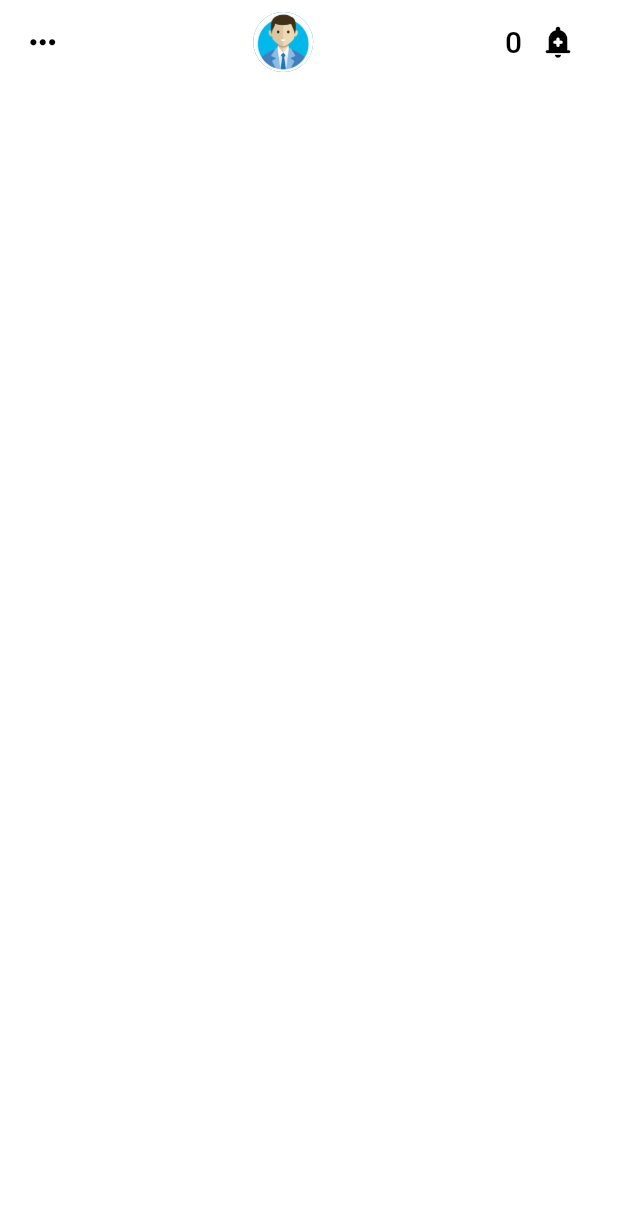
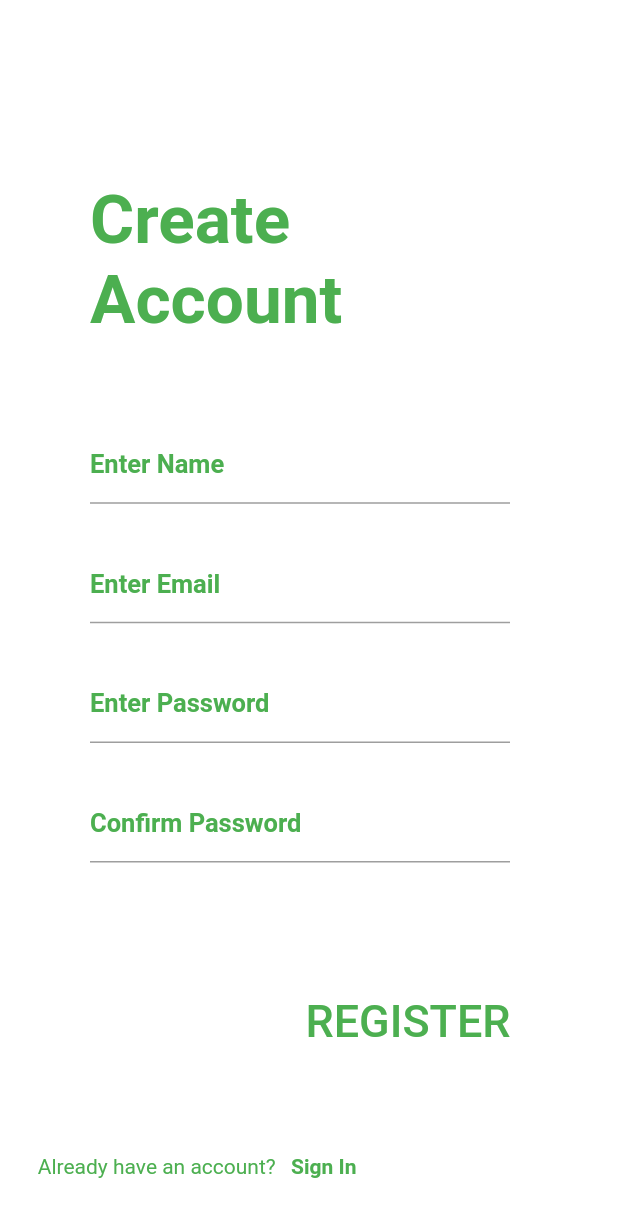
Before and after one commit to Pikeras72/Core_Fridge, a Flutter app: the screen it shows after launch, on a phone screen of 412 x 824 dp. Shown: the top 1217 px of the screen. Run offline on Flutter 3.47's test engine with Material 2 defaults, Android fonts, the light colour scheme and no system bars.

Commit message:
register screen layout completed and login screen created

```diff
--- a/lib/Screens/Home/home_screen.dart
+++ b/lib/Screens/Home/home_screen.dart
@@ -1,6 +1,6 @@
 import 'package:flutter/material.dart';
 
-//Como centrar realmente el AppBar cambiando el tamaño de la campana
+//Como centrar realmente el AppBar
 class HomeScreen extends StatelessWidget{
   const HomeScreen([Key? key]) : super(key: key);
   @override
--- /dev/null
+++ b/lib/Screens/Register/Components/register_screen.dart
@@ -0,0 +1,75 @@
+import 'dart:ui';
+
+import 'package:flutter/material.dart';
+
+class Register extends StatelessWidget{
+  const Register([Key? key]) : super(key: key);
+  @override
+  Widget build(BuildContext context){
+    return Scaffold(
+      backgroundColor: Colors.white,
+      body: Column(
+        crossAxisAlignment: CrossAxisAlignment.start,
+          children: [
+            const SizedBox(height: 120),
+            Container(
+                margin: EdgeInsets.only(left: 60),
+                child: Text("Create\nAccount", style: TextStyle(fontWeight: FontWeight.bold, color: Colors.green,fontSize: 45), maxLines: 2,)
+            ),
+            const SizedBox(height: 60),
+            Container(
+                margin: EdgeInsets.only(left: 60),
+                child: Container(
+                  width: 280,
+                  child: TextField(cursorColor: Colors.green,cursorHeight: 25,style: TextStyle(fontSize: 20,color: Colors.green),decoration: InputDecoration(labelText: "Enter Name", contentPadding: EdgeInsets.symmetric(vertical: 5), labelStyle: TextStyle(fontWeight: FontWeight.bold, color: Colors.green, fontSize: 17)),),
+                )
+            ),
+            const SizedBox(height: 30),
+            Container(
+                margin: EdgeInsets.only(left: 60),
+                child: Container(
+                  width: 280,
+                  child: TextField(cursorColor: Colors.green,cursorHeight: 25,style: TextStyle(fontSize: 20,color: Colors.green),decoration: InputDecoration(labelText: "Enter Email", contentPadding: EdgeInsets.symmetric(vertical: 5), labelStyle: TextStyle(fontWeight: FontWeight.bold, color: Colors.green, fontSize: 17)),),
+                )
+            ),
+            const SizedBox(height: 30),
+            Container(
+                margin: EdgeInsets.only(left: 60),
+                child: Container(
+                  width: 280,
+                  child: TextField(obscureText: true,cursorColor: Colors.green,cursorHeight: 25,style: TextStyle(fontSize: 20,color: Colors.green),decoration: InputDecoration(labelText: "Enter Password", contentPadding: EdgeInsets.symmetric(vertical: 5), labelStyle: TextStyle(fontWeight: FontWeight.bold, color: Colors.green, fontSize: 17)),),
+                )
+            ),
+            const SizedBox(height: 30),
+            Container(
+                margin: EdgeInsets.only(left: 60),
+                child: Container(
+                  width: 280,
+                  child: TextField(obscureText:true, cursorColor: Colors.green,cursorHeight: 25,style: TextStyle(fontSize: 20,color: Colors.green),decoration: InputDecoration(labelText: "Confirm Password", contentPadding: EdgeInsets.symmetric(vertical: 5), labelStyle: TextStyle(fontWeight: FontWeight.bold, color: Colors.green, fontSize: 17)),),
+                )
+            ),
+            const SizedBox(height: 80),
+            Container(
+                width: 154,
+                height: 45,
+                margin: EdgeInsets.only(left: 195),
+                child: TextButton(onPressed: () =>{}, child: Center(child: Text("REGISTER", style: TextStyle(fontSize: 30,color: Colors.green),)), )
+            ),
+            const SizedBox(height:60),
+            Container(
+              width: 223,
+              height: 35,
+              margin: EdgeInsets.only(left: 25),
+              child: Row(
+                mainAxisAlignment: MainAxisAlignment.center,
+                children: [
+                  Text("Already have an account?", style: TextStyle(color: Colors.green),),
+                  TextButton(onPressed: () => {}, child: Text("Sign In", style: TextStyle(color: Colors.green, fontWeight: FontWeight.bold),))
+                ],
+              ),
+            )
+          ],
+        ),
+    );
+  }
+}
--- a/lib/main.dart
+++ b/lib/main.dart
@@ -1,5 +1,6 @@
 import 'package:flutter/material.dart';
-import 'package:prueba_flutter/Screens/Home/home_screen.dart';
+import 'Screens/Register/Components/register_screen.dart';
+
 
 void main() {
   runApp(const MyApp());
@@ -25,7 +26,7 @@ class MyApp extends StatelessWidget {
         // is not restarted.
         primarySwatch: Colors.blue,
       ),
-      home: const HomeScreen(),
+      home: const Register(),
     );
   }
 }
```
Also changed, not shown: lib/Screens/Register/Sign_In/Components/sign_in.dart (added).
